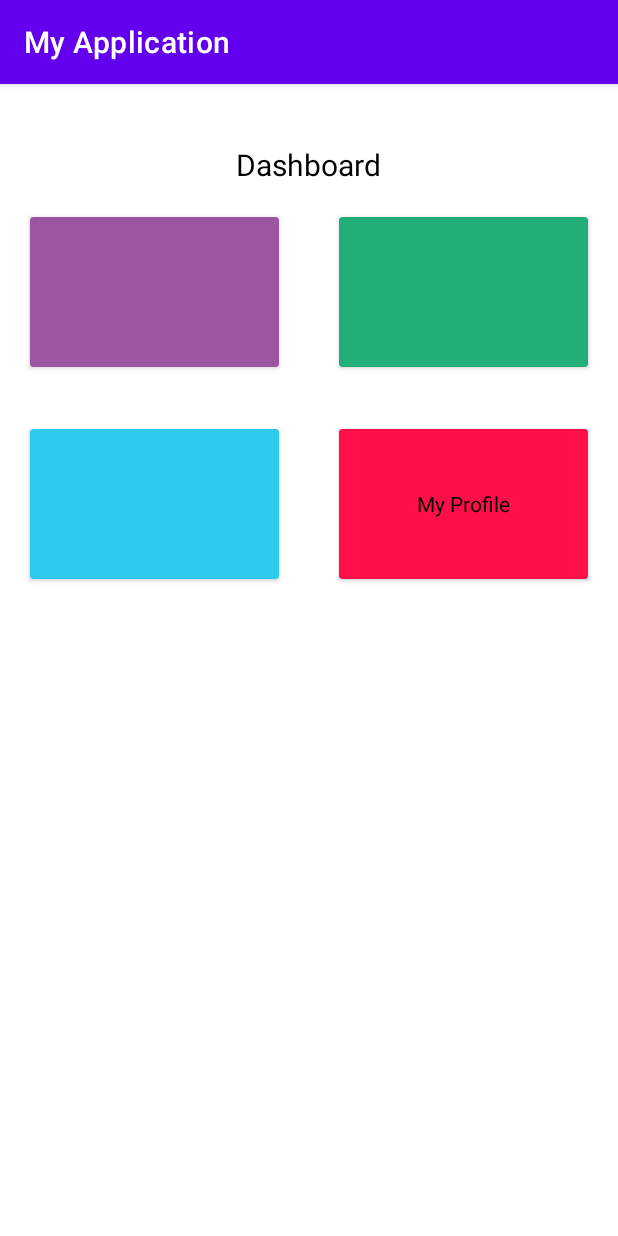
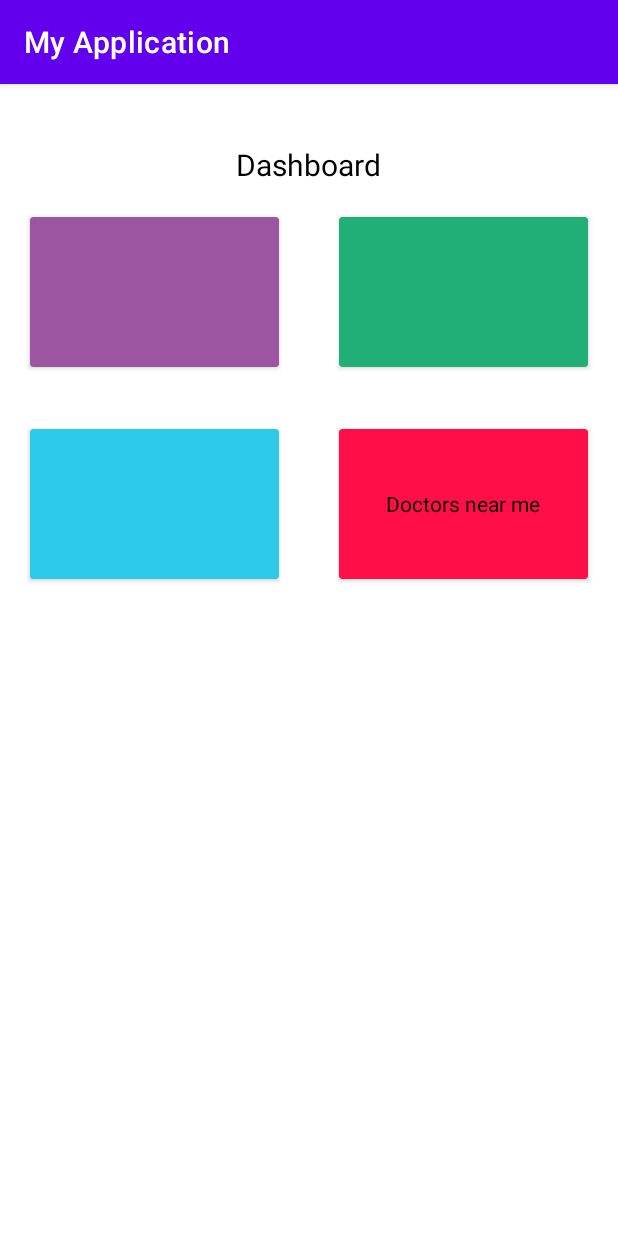
Before and after one commit to amandewatnitrr/MedIoT, an Android app: the PatientHome screen opened directly, with no data from a screen before it, on a phone screen of 412 x 824 dp. Run offline under Robolectric (Android 15) with nearby library versions, the phone set to English and light mode, and no system bars; our stand-ins replace Firebase (no records; nobody signed in at launch, a user with empty details on screens opened directly); 3 statements that could not run were skipped.

Commit message:
Doctor List displayed

```diff
--- a/MyApplication/app/build.gradle
+++ b/MyApplication/app/build.gradle
@@ -36,6 +36,8 @@ dependencies {
     implementation 'androidx.constraintlayout:constraintlayout:2.1.0'
     implementation 'com.google.firebase:firebase-auth:19.2.0'
     implementation 'com.google.firebase:firebase-database:19.2.1'
+    implementation 'com.firebaseui:firebase-ui-database:6.2.1'
+    implementation 'com.google.firebase:firebase-database:19.3.1'
     testImplementation 'junit:junit:4.+'
     androidTestImplementation 'androidx.test.ext:junit:1.1.3'
     androidTestImplementation 'androidx.test.espresso:espresso-core:3.4.0'
--- a/MyApplication/app/src/main/java/com/example/myapplication/PatientHome.java
+++ /dev/null
@@ -1,75 +0,0 @@
-package com.example.myapplication;
-
-import androidx.annotation.NonNull;
-import androidx.appcompat.app.AppCompatActivity;
-
-import android.os.Bundle;
-import android.widget.TextView;
-
-import com.google.firebase.auth.FirebaseAuth;
-import com.google.firebase.database.DataSnapshot;
-import com.google.firebase.database.DatabaseError;
-import com.google.firebase.database.DatabaseReference;
-import com.google.firebase.database.FirebaseDatabase;
-import com.google.firebase.database.ValueEventListener;
-
-public class PatientHome extends AppCompatActivity {
-
-    private TextView temperature,pressure,profile,pulse;
-    private FirebaseAuth auth;
-    private FirebaseDatabase db;
-
-    @Override
-    protected void onCreate(Bundle savedInstanceState) {
-        super.onCreate(savedInstanceState);
-        setContentView(R.layout.activity_patient_home);
-        db=FirebaseDatabase.getInstance();
-        initWidgets();
-        DatabaseReference ref = db.getReference().child("iot").child("UUID_1");
-        ref.child("temp").addValueEventListener(new ValueEventListener() {
-            @Override
-            public void onDataChange(@NonNull DataSnapshot dataSnapshot) {
-                String temp = temperature.getText().toString()+dataSnapshot.getValue().toString();
-                temperature.setText(temp);
-            }
-
-            @Override
-            public void onCancelled(@NonNull DatabaseError databaseError) {
-
-            }
-        });
-
-        ref.child("pressure").addValueEventListener(new ValueEventListener() {
-            @Override
-            public void onDataChange(@NonNull DataSnapshot dataSnapshot) {
-                String temp = pressure.getText().toString()+dataSnapshot.getValue().toString();
-                pressure.setText(temp);
-            }
-
-            @Override
-            public void onCancelled(@NonNull DatabaseError databaseError) {
-
-            }
-        });
-
-        ref.child("oxysat").addValueEventListener(new ValueEventListener() {
-            @Override
-            public void onDataChange(@NonNull DataSnapshot dataSnapshot) {
-                String temp = pulse.getText().toString()+dataSnapshot.getValue().toString();
-                pulse.setText(temp);
-            }
-
-            @Override
-            public void onCancelled(@NonNull DatabaseError databaseError) {
-
-            }
-        });
-    }
-
-    private void initWidgets() {
-        temperature = findViewById(R.id.temperature);
-        pressure = findViewById(R.id.pressure);
-        profile = findViewById(R.id.profile);
-        pulse = findViewById(R.id.pulse);
-    }
-}
--- a/MyApplication/app/src/main/java/com/example/myapplication/LoginActivity.java
+++ b/MyApplication/app/src/main/java/com/example/myapplication/activities/LoginActivity.java
@@ -1,4 +1,4 @@
-package com.example.myapplication;
+package com.example.myapplication.activities;
 
 import androidx.annotation.NonNull;
 import androidx.appcompat.app.AppCompatActivity;
@@ -11,6 +11,7 @@ import android.widget.EditText;
 import android.widget.RadioButton;
 import android.widget.Toast;
 
+import com.example.myapplication.R;
 import com.google.android.gms.tasks.OnCompleteListener;
 import com.google.android.gms.tasks.Task;
 import com.google.firebase.auth.AuthResult;
--- /dev/null
+++ b/MyApplication/app/src/main/java/com/example/myapplication/activities/PatientHome.java
@@ -0,0 +1,132 @@
+package com.example.myapplication.activities;
+
+import androidx.annotation.NonNull;
+import androidx.appcompat.app.AlertDialog;
+import androidx.appcompat.app.AppCompatActivity;
+import androidx.recyclerview.widget.LinearLayoutManager;
+import androidx.recyclerview.widget.RecyclerView;
+
+import android.content.Intent;
+import android.os.Bundle;
+import android.view.LayoutInflater;
+import android.view.View;
+import android.widget.TextView;
+
+import com.example.myapplication.R;
+import com.example.myapplication.adapters.DoctorListAdapter;
+import com.example.myapplication.models.doctor;
+import com.google.firebase.auth.FirebaseAuth;
+import com.google.firebase.database.DataSnapshot;
+import com.google.firebase.database.DatabaseError;
+import com.google.firebase.database.DatabaseReference;
+import com.google.firebase.database.FirebaseDatabase;
+import com.google.firebase.database.ValueEventListener;
+
+import java.util.ArrayList;
+import java.util.List;
+
+public class PatientHome extends AppCompatActivity {
+
+    private TextView temperature,pressure,doc,pulse;
+    private FirebaseAuth auth;
+    private FirebaseDatabase db;
+
+    @Override
+    protected void onCreate(Bundle savedInstanceState) {
+        super.onCreate(savedInstanceState);
+        setContentView(R.layout.activity_patient_home);
+        db=FirebaseDatabase.getInstance();
+        initWidgets();
+        DatabaseReference ref = db.getReference().child("iot").child("UUID_1");
+        ref.child("temp").addValueEventListener(new ValueEventListener() {
+            @Override
+            public void onDataChange(@NonNull DataSnapshot dataSnapshot) {
+                String temp = temperature.getText().toString()+dataSnapshot.getValue().toString();
+                temperature.setText(temp);
+            }
+
+            @Override
+            public void onCancelled(@NonNull DatabaseError databaseError) {
+
+            }
+        });
+
+        ref.child("pressure").addValueEventListener(new ValueEventListener() {
+            @Override
+            public void onDataChange(@NonNull DataSnapshot dataSnapshot) {
+                String temp = pressure.getText().toString()+dataSnapshot.getValue().toString();
+                pressure.setText(temp);
+            }
+
+            @Override
+            public void onCancelled(@NonNull DatabaseError databaseError) {
+
+            }
+        });
+
+        ref.child("oxysat").addValueEventListener(new ValueEventListener() {
+            @Override
+            public void onDataChange(@NonNull DataSnapshot dataSnapshot) {
+                String temp = pulse.getText().toString()+dataSnapshot.getValue().toString();
+                pulse.setText(temp);
+            }
+
+            @Override
+            public void onCancelled(@NonNull DatabaseError databaseError) {
+
+            }
+        });
+    }
+
+    private void initWidgets() {
+        temperature = findViewById(R.id.temperature);
+        pressure = findViewById(R.id.pressure);
+        doc = findViewById(R.id.doc);
+        pulse = findViewById(R.id.pulse);
+    }
+
+    public void showDoctorList(View view) {
+        DoctorListAcitivity dla = new DoctorListAcitivity();
+        dla.populate();
+        Intent intent = new Intent(PatientHome.this,DoctorListAcitivity.class);
+        startActivity(intent);
+    }
+
+    /*public void showDoctorList(View view) {
+        AlertDialog.Builder dialogBuilder = new AlertDialog.Builder(PatientHome.this);
+        LayoutInflater inflater =  getLayoutInflater();
+        View customview = inflater.inflate(R.layout.popup_doctor_list, null);
+        dialogBuilder.setView(customview);
+
+        List<doctor> listDoc = new ArrayList<>();
+        FirebaseDatabase database = FirebaseDatabase.getInstance();
+        DatabaseReference ref = database.getReference().child("doctor");
+        ref.addListenerForSingleValueEvent(new ValueEventListener() {
+            @Override
+            public void onDataChange(@NonNull DataSnapshot dataSnapshot) {
+                for (DataSnapshot snapshot : dataSnapshot.getChildren()) {
+                    String name = snapshot.child("name").getValue().toString();
+                    String specialisation = snapshot.child("specialisation").getValue().toString();
+                    System.out.println(name);
+                    doctor d = new doctor(name,specialisation);
+                    listDoc.add(d);
+                }
+            }
+
+            @Override
+            public void onCancelled(@NonNull DatabaseError databaseError) {
+
+            }
+        });
+        doctor[] finalArr = new doctor[listDoc.size()];
+        listDoc.toArray(finalArr);
+        RecyclerView recyclerView = customview.findViewById(R.id.recyclerView);
+        DoctorListAdapter adapter = new DoctorListAdapter(finalArr);
+        recyclerView.setHasFixedSize(true);
+        recyclerView.setLayoutManager(new LinearLayoutManager(this));
+        recyclerView.setAdapter(adapter);
+
+        final AlertDialog alertDialog = dialogBuilder.create();
+        alertDialog.show();
+    }*/
+}
--- a/MyApplication/app/src/main/java/com/example/myapplication/RegisterActivity.java
+++ b/MyApplication/app/src/main/java/com/example/myapplication/activities/RegisterActivity.java
@@ -1,4 +1,4 @@
-package com.example.myapplication;
+package com.example.myapplication.activities;
 
 import androidx.annotation.NonNull;
 import androidx.appcompat.app.AlertDialog;
@@ -9,9 +9,9 @@ import android.view.LayoutInflater;
 import android.view.View;
 import android.widget.Button;
 import android.widget.EditText;
-import android.widget.ImageView;
 import android.widget.Toast;
 
+import com.example.myapplication.R;
 import com.google.android.gms.tasks.OnCompleteListener;
 import com.google.android.gms.tasks.Task;
 import com.google.firebase.auth.AuthResult;
--- a/MyApplication/app/src/main/res/layout/activity_landing.xml
+++ b/MyApplication/app/src/main/res/layout/activity_landing.xml
@@ -5,7 +5,7 @@
     android:layout_width="match_parent"
     android:layout_height="match_parent"
     android:background="#0B6380"
-    tools:context=".LandingActivity">
+    tools:context=".activities.LandingActivity">
 
     <ImageView
         android:id="@+id/midPic"
--- a/MyApplication/app/src/main/res/layout/activity_patient_home.xml
+++ b/MyApplication/app/src/main/res/layout/activity_patient_home.xml
@@ -5,7 +5,7 @@
     android:layout_width="match_parent"
     android:layout_height="match_parent"
     android:orientation="vertical"
-    tools:context=".PatientHome">
+    tools:context=".activities.PatientHome">
 
     <TextView
         android:id="@+id/title"
@@ -93,7 +93,8 @@
         <androidx.cardview.widget.CardView
             android:layout_width="1dp"
             android:layout_height="100dp"
-            android:id="@+id/prof"
+            android:id="@+id/cdoc"
+            android:onClick="showDoctorList"
             android:layout_weight="50"
             app:cardBackgroundColor="#ff0e47"
             android:layout_margin="20dp" >
@@ -101,8 +102,8 @@
             <TextView
                 android:layout_width="wrap_content"
                 android:layout_height="wrap_content"
-                android:id="@+id/profile"
-                android:text="My Profile"
+                android:id="@+id/doc"
+                android:text="Doctors near me"
                 android:textColor="@color/black"
                 android:textSize="14sp"
                 android:layout_gravity="center"/>
--- /dev/null
+++ b/MyApplication/app/src/main/res/values/dimens.xml
@@ -0,0 +1,6 @@
+<?xml version="1.0" encoding="utf-8"?>
+<resources>
+    <dimen name="activity_horizontal_margin">16dp</dimen>
+    <dimen name="activity_vertical_margin">16dp</dimen>
+    <dimen name="ic_clear_margin">56dp</dimen>
+</resources>
```
Also changed, not shown: MyApplication/app/src/main/AndroidManifest.xml (+5 -4 lines), MyApplication/app/src/main/java/com/example/myapplication/activities/DoctorListAcitivity.java (added, +69 -0 lines), MyApplication/app/src/main/java/com/example/myapplication/activities/LandingActivity.java (renamed from MyApplication/app/src/main/java/com/example/myapplication/LandingActivity.java, +5 -3 lines), MyApplication/app/src/main/java/com/example/myapplication/adapters/DoctorListAdapter.java (added, +54 -0 lines), MyApplication/app/src/main/java/com/example/myapplication/models/doctor.java (added, +26 -0 lines), MyApplication/app/src/main/res/drawable/border.xml (added, +8 -0 lines), MyApplication/app/src/main/res/layout/activity_doctor_list_acitivity.xml (added, +10 -0 lines), MyApplication/app/src/main/res/layout/list_item.xml (added, +31 -0 lines).
